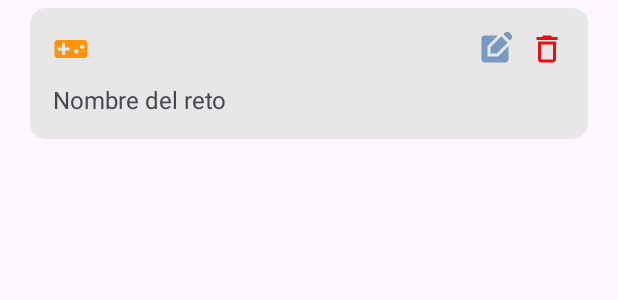
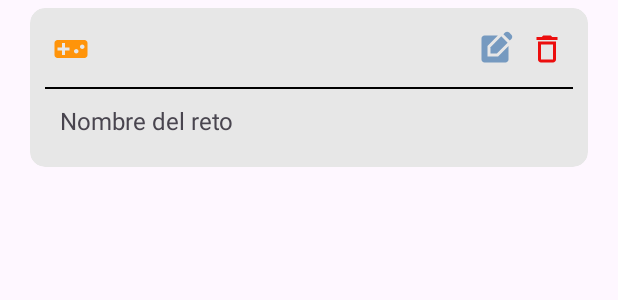
Before and after one commit to Som1326/Equipo6_Miniproyecto_I, an Android app: the layout item_challenge.xml on its own in the app's theme, with its tools: preview values and no code run, on a phone screen of 412 x 824 dp. Shown: the top 300 px of the screen. Run offline under Robolectric (Android 15) with nearby library versions, the phone set to English and light mode, and no system bars.

Commit message:
enhacement challenges

```diff
--- a/app/src/main/res/layout/item_challenge.xml
+++ b/app/src/main/res/layout/item_challenge.xml
@@ -68,15 +68,26 @@
                         android:padding="5dp" />
                 </LinearLayout>
 
+                <!-- Línea divisoria -->
+                <View
+                    android:id="@+id/lineSeparator"
+                    android:layout_width="0dp"
+                    android:layout_height="1dp"
+                    android:background="@color/black"
+                    card_view:layout_constraintTop_toBottomOf="@id/gameIcon"
+                    card_view:layout_constraintStart_toStartOf="parent"
+                    card_view:layout_constraintEnd_toEndOf="parent"
+                    android:layout_marginTop="8dp" />
+
                 <!-- Nombre del reto -->
                 <TextView
                     android:id="@+id/nameChallenge"
                     android:layout_width="wrap_content"
                     android:layout_height="wrap_content"
                     android:text="Nombre del reto"
-                    android:padding="5dp"
+                    android:padding="10dp"
                     android:textSize="16sp"
-                    card_view:layout_constraintTop_toBottomOf="@id/gameIcon"
+                    card_view:layout_constraintTop_toBottomOf="@id/lineSeparator"
                     card_view:layout_constraintStart_toStartOf="parent" />
 
             </androidx.constraintlayout.widget.ConstraintLayout>
--- a/app/src/main/res/values/strings.xml
+++ b/app/src/main/res/values/strings.xml
@@ -6,4 +6,8 @@
     <string name="presioname">PRESIÓNAME</string>
     <string name="maintittle">Pico botella</string>
     <string name="challenge">Retos</string>
+    <string name="agregar_reto">Agregar Reto</string>
+    <string name="escriba_el_reto">Escriba el reto</string>
+    <string name="cancelar">Cancelar</string>
+    <string name="guardar">Guardar</string>
 </resources>
```
Also changed, not shown: app/src/main/res/layout/dialog_custom.xml (+6 -4 lines).
